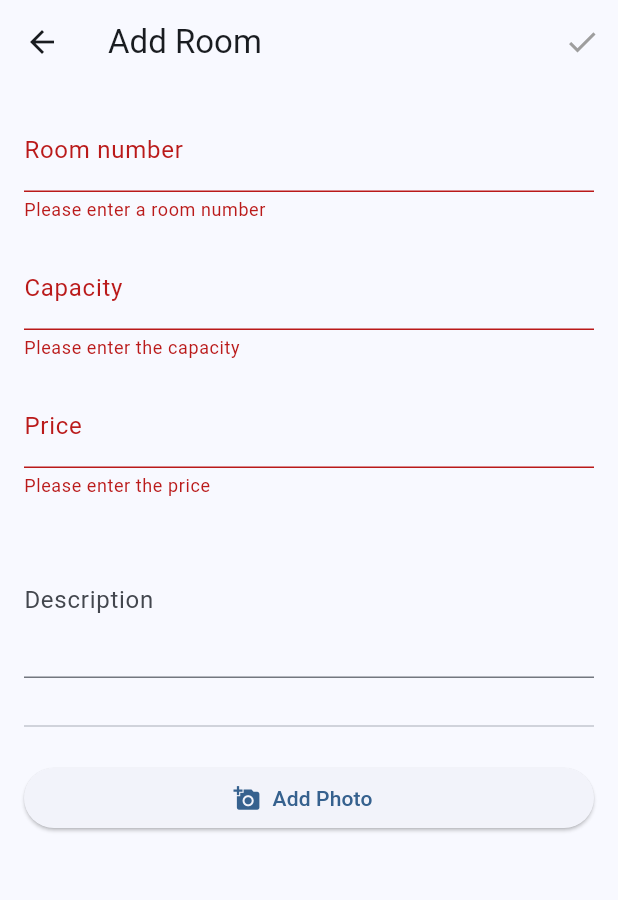
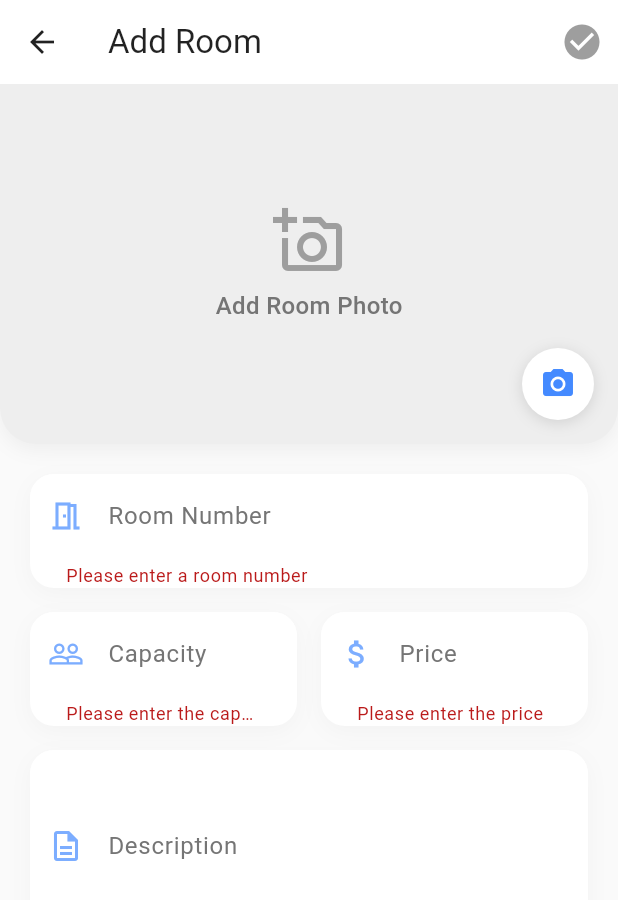
Before and after one commit to Axrarovich/HMapp, a Flutter app: the AddEditRoomScreen screen opened directly, on a phone screen of 412 x 824 dp. Shown: the top 900 px of the screen. Run offline on Flutter 3.47's test engine with Material 3 defaults, Android fonts, the phone set to English and light mode, and no system bars; our stand-ins replace geolocator, google_maps_flutter, image_picker, location, shared_preferences; accounts and stored records are empty.

Commit message:
edit qism ui tayyor

```diff
--- a/lib/screens/services_screen/add_edit_room_screen.dart
+++ b/lib/screens/services_screen/add_edit_room_screen.dart
@@ -108,90 +108,187 @@ class _AddEditRoomScreenState extends State<AddEditRoomScreen> {
   @override
   Widget build(BuildContext context) {
     return Scaffold(
+      backgroundColor: Colors.grey[50],
       appBar: AppBar(
+        elevation: 0,
+        backgroundColor: Colors.white,
+        foregroundColor: Colors.black87,
         title: Text(widget.room == null ? 'Add Room' : 'Edit Room'),
         actions: [
           if (widget.room != null && !_isEditing)
             IconButton(
-              icon: const Icon(Icons.edit),
+              icon: const Icon(Icons.edit_outlined),
               onPressed: () => setState(() => _isEditing = true),
             ),
           if (_isEditing && widget.room != null)
             IconButton(
-              icon: const Icon(Icons.delete, color: Colors.red),
+              icon: const Icon(Icons.delete_outline, color: Colors.red),
               onPressed: _deleteRoom,
             ),
           if (_isEditing)
             IconButton(
-              icon: Icon(Icons.check, color: _isFormValid ? Colors.black : Colors.grey),
+              icon: Icon(Icons.check_circle, color: _isFormValid ? Colors.blueAccent : Colors.grey, size: 28),
               onPressed: _isFormValid ? _saveOrUpdateRoom : null,
             ),
         ],
       ),
-      body: Padding(
-        padding: const EdgeInsets.all(16.0),
-        child: Form(
+      body: Form(
         key: _formKey,
         onChanged: _validateForm,
-          child: ListView(
+        child: Column(
           children: [
-              TextFormField(
+            _buildImageHeader(),
+            Expanded(
+              child: SingleChildScrollView(
+                padding: const EdgeInsets.all(20.0),
+                child: Column(
+                  children: [
+                    _buildModernTextField(
                       controller: _roomNumberController,
-                decoration: const InputDecoration(labelText: 'Room number'),
-                enabled: _isEditing,
+                      label: 'Room Number',
+                      icon: Icons.meeting_room_outlined,
                       validator: (value) => value!.isEmpty ? 'Please enter a room number' : null,
                     ),
                     const SizedBox(height: 16),
-              TextFormField(
+                    Row(
+                      children: [
+                        Expanded(
+                          child: _buildModernTextField(
                             controller: _capacityController,
-                decoration: const InputDecoration(labelText: 'Capacity'),
+                            label: 'Capacity',
+                            icon: Icons.people_outline,
                             keyboardType: TextInputType.number,
-                enabled: _isEditing,
                             validator: (value) => value!.isEmpty ? 'Please enter the capacity' : null,
                           ),
-              const SizedBox(height: 16),
-              TextFormField(
+                        ),
+                        const SizedBox(width: 16),
+                        Expanded(
+                          child: _buildModernTextField(
                             controller: _priceController,
-                decoration: const InputDecoration(labelText: 'Price'),
+                            label: 'Price',
+                            icon: Icons.attach_money,
                             keyboardType: TextInputType.number,
-                enabled: _isEditing,
                             validator: (value) => value!.isEmpty ? 'Please enter the price' : null,
                           ),
-              const SizedBox(height: 16),
-              TextFormField(
-                controller: _descriptionController,
-                decoration: const InputDecoration(labelText: 'Description'),
-                maxLines: 3,
-                enabled: _isEditing,
-              ),
-              const SizedBox(height: 24),
-              const Divider(),
-              const SizedBox(height: 16),
-              // Image display section
-              if (_image != null)
-                Padding(
-                  padding: const EdgeInsets.only(bottom: 16.0),
-                  child: Image.file(_image!, height: 200, width: double.infinity, fit: BoxFit.cover,),
-                )
-              else if (widget.room?.imageUrl != null && widget.room!.imageUrl!.isNotEmpty)
-                 Padding(
-                  padding: const EdgeInsets.only(bottom: 16.0),
-                  child: Image.network(
-                    Uri.parse(baseUrl.replaceAll('/api', '')).resolve(widget.room!.imageUrl!).toString(),
-                    height: 200,
-                    width: double.infinity,
-                    fit: BoxFit.cover,
-                    errorBuilder: (context, error, stackTrace) => const Center(child: Icon(Icons.error)),
-                  ),
-                ),
-              // Add photo button
-              ElevatedButton.icon(
-                onPressed: _isEditing ? _pickImage : null,
-                icon: const Icon(Icons.add_a_photo),
-                label: const Text('Add Photo'),
                         ),
                       ],
                     ),
+                    const SizedBox(height: 16),
+                    _buildModernTextField(
+                      controller: _descriptionController,
+                      label: 'Description',
+                      icon: Icons.description_outlined,
+                      maxLines: 4,
+                    ),
+                    const SizedBox(height: 30),
+                  ],
+                ),
+              ),
+            ),
+          ],
+        ),
+      ),
+    );
+  }
+
+  Widget _buildImageHeader() {
+    return GestureDetector(
+      onTap: _isEditing ? _pickImage : null,
+      child: Container(
+        height: 240,
+        width: double.infinity,
+        decoration: BoxDecoration(
+          color: Colors.grey[200],
+          borderRadius: const BorderRadius.vertical(bottom: Radius.circular(24)),
+          boxShadow: [
+             BoxShadow(
+               color: Colors.black.withValues(alpha: 0.05),
+               blurRadius: 10,
+               offset: const Offset(0, 4),
+             )
+          ],
+        ),
+        clipBehavior: Clip.antiAlias,
+        child: Stack(
+          fit: StackFit.expand,
+          children: [
+            if (_image != null)
+              Image.file(_image!, fit: BoxFit.cover)
+            else if (widget.room?.imageUrl != null && widget.room!.imageUrl!.isNotEmpty)
+               Image.network(
+                  Uri.parse(baseUrl.replaceAll('/api', '')).resolve(widget.room!.imageUrl!).toString(),
+                  fit: BoxFit.cover,
+                  errorBuilder: (context, error, stackTrace) => const Center(child: Icon(Icons.broken_image_outlined, size: 50, color: Colors.grey)),
+                )
+            else
+               Center(
+                 child: Column(
+                   mainAxisAlignment: MainAxisAlignment.center,
+                   children: [
+                     Icon(Icons.add_a_photo_outlined, size: 48, color: Colors.grey[500]),
+                     const SizedBox(height: 8),
+                     Text('Add Room Photo', style: TextStyle(color: Colors.grey[600], fontSize: 16, fontWeight: FontWeight.w500)),
+                   ],
+                 ),
+               ),
+             if (_isEditing)
+              Positioned(
+                bottom: 16,
+                right: 16,
+                child: Container(
+                  padding: const EdgeInsets.all(12),
+                  decoration: const BoxDecoration(
+                    color: Colors.white,
+                    shape: BoxShape.circle,
+                    boxShadow: [BoxShadow(color: Colors.black12, blurRadius: 8, offset: Offset(0, 2))],
+                  ),
+                  child: const Icon(Icons.camera_alt, color: Colors.blueAccent),
+                ),
+              ),
+          ],
+        ),
+      ),
+    );
+  }
+
+  Widget _buildModernTextField({
+    required TextEditingController controller,
+    required String label,
+    required IconData icon,
+    TextInputType? keyboardType,
+    String? Function(String?)? validator,
+    int maxLines = 1,
+  }) {
+    return Container(
+      decoration: BoxDecoration(
+        color: Colors.white,
+        borderRadius: BorderRadius.circular(16),
+        boxShadow: [
+          BoxShadow(
+            color: Colors.black.withValues(alpha: 0.03),
+            blurRadius: 12,
+            offset: const Offset(0, 4),
+          ),
+        ],
+      ),
+      child: TextFormField(
+        controller: controller,
+        enabled: _isEditing,
+        keyboardType: keyboardType,
+        maxLines: maxLines,
+        validator: validator,
+        style: const TextStyle(fontSize: 16),
+        decoration: InputDecoration(
+          labelText: label,
+          labelStyle: TextStyle(color: Colors.grey[600]),
+          prefixIcon: Icon(icon, color: Colors.blueAccent.withValues(alpha: 0.7)),
+          border: OutlineInputBorder(
+            borderRadius: BorderRadius.circular(16),
+            borderSide: BorderSide.none,
+          ),
+          filled: true,
+          fillColor: Colors.white,
+          contentPadding: const EdgeInsets.symmetric(horizontal: 20, vertical: 16),
         ),
       ),
     );
```
Also changed, not shown: 19 other files. Lines whose indentation alone changed are shown as unchanged.
